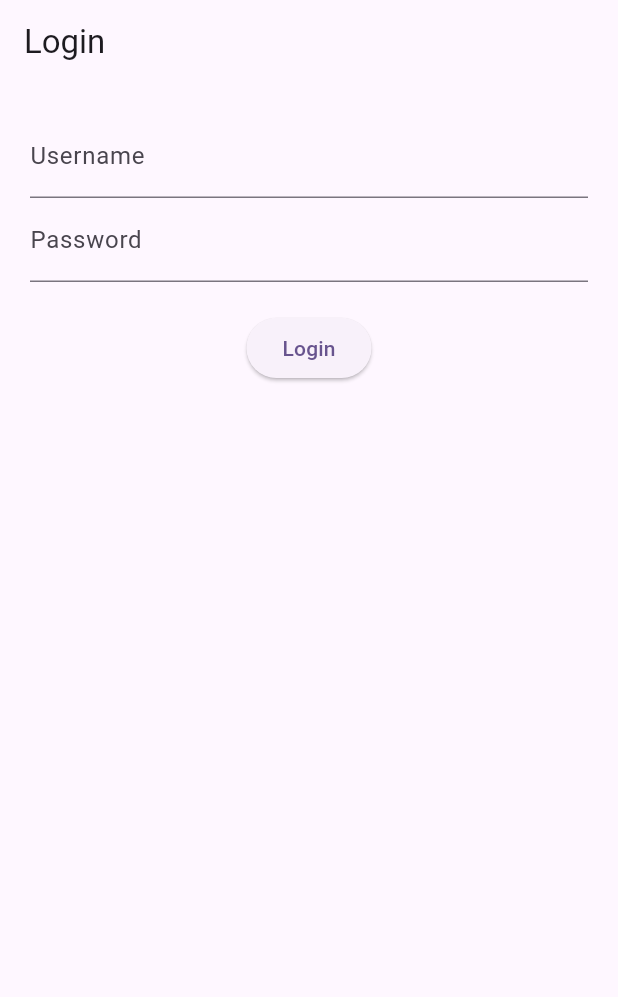
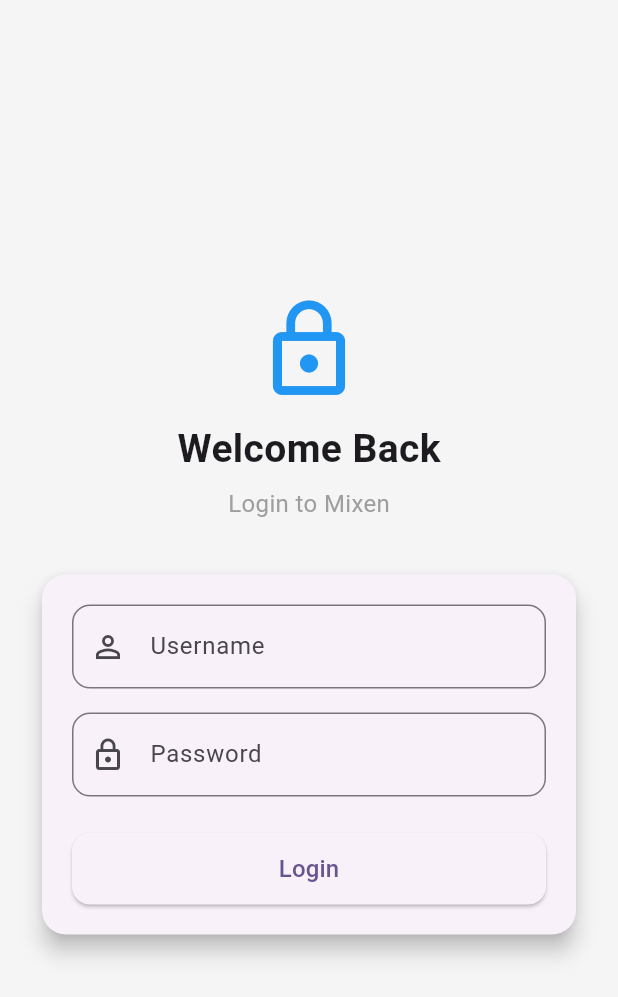
Before and after one commit to Senwin5/mixen, a Flutter app: the LoginScreen screen opened directly, on a phone screen of 412 x 824 dp. Shown: the top 997 px of the screen. Run offline on Flutter 3.47's test engine with Material 3 defaults, Android fonts, the phone set to English and light mode, and no system bars; our stand-ins replace card_swiper, device_info_plus, image_picker, permission_handler, shared_preferences; accounts and stored records are empty.

```diff
--- a/lib/registration/login_screen.dart
+++ b/lib/registration/login_screen.dart
@@ -1,8 +1,7 @@
 import 'package:flutter/material.dart';
 import 'package:mixen/pages/completeprofilepage.dart';
-import '../services/api_service.dart'; // use your actual ApiService
-import '../pages/swipe_page.dart'; // Swipe page after login
-// Complete profile page
+import '../services/api_service.dart';
+import '../pages/swipe_page.dart';
 
 class LoginScreen extends StatefulWidget {
   const LoginScreen({super.key});
@@ -14,6 +13,7 @@ class LoginScreen extends StatefulWidget {
 class _LoginScreenState extends State<LoginScreen> {
   final usernameController = TextEditingController();
   final passwordController = TextEditingController();
+
   String message = "";
   bool isLoading = false;
 
@@ -29,35 +29,32 @@ class _LoginScreenState extends State<LoginScreen> {
         passwordController.text,
       );
 
-      // ✅ LOGIN SUCCESS
       if (result['success'] == true) {
         setState(() {
           message = "Login successful ✅";
         });
 
-        // Determine if profile is complete
-        // profile_complete is a new boolean returned from your backend
-        final profileComplete = result['data']['profile_complete'] ?? false;
+        final profileComplete =
+            result['data']['profile_complete'] ?? false;
 
         if (!mounted) return;
 
-        // If profile incomplete → go to CompleteProfilePage
         if (!profileComplete) {
           Navigator.pushReplacement(
             context,
-            MaterialPageRoute(builder: (_) => const CompleteProfilePage()),
+            MaterialPageRoute(
+              builder: (_) => const CompleteProfilePage(),
+            ),
+          );
+        } else {
+          Navigator.pushReplacement(
+            context,
+            MaterialPageRoute(
+              builder: (_) => const SwipePage(),
+            ),
           );
         }
-        // If profile complete → go to SwipePage
-        else {
-          Navigator.pushReplacement(
-            context,
-            MaterialPageRoute(builder: (_) => const SwipePage()),
-          );
-        }
-      }
-      // ❌ LOGIN FAILED
-      else {
+      } else {
         setState(() {
           message = "Login failed ❌: ${result['error']}";
         });
@@ -76,30 +73,129 @@ class _LoginScreenState extends State<LoginScreen> {
   @override
   Widget build(BuildContext context) {
     return Scaffold(
-      appBar: AppBar(title: const Text("Login")),
-      body: Padding(
+      backgroundColor: Colors.grey.shade100,
+      body: Center(
+        child: SingleChildScrollView(
+          padding: const EdgeInsets.symmetric(horizontal: 24),
+          child: Column(
+            crossAxisAlignment: CrossAxisAlignment.stretch,
+            children: [
+              // Header
+              Column(
+                children: const [
+                  Icon(
+                    Icons.lock_outline,
+                    size: 72,
+                    color: Colors.blue,
+                  ),
+                  SizedBox(height: 12),
+                  Text(
+                    "Welcome Back",
+                    style: TextStyle(
+                      fontSize: 26,
+                      fontWeight: FontWeight.bold,
+                    ),
+                  ),
+                  SizedBox(height: 6),
+                  Text(
+                    "Login to Mixen",
+                    style: TextStyle(
+                      fontSize: 16,
+                      color: Colors.grey,
+                    ),
+                  ),
+                ],
+              ),
+
+              const SizedBox(height: 32),
+
+              // Login card
+              Card(
+                elevation: 6,
+                shape: RoundedRectangleBorder(
+                  borderRadius: BorderRadius.circular(16),
+                ),
+                child: Padding(
                   padding: const EdgeInsets.all(20),
                   child: Column(
                     children: [
                       TextField(
                         controller: usernameController,
-              decoration: const InputDecoration(labelText: "Username"),
+                        decoration: InputDecoration(
+                          labelText: "Username",
+                          prefixIcon:
+                              const Icon(Icons.person_outline),
+                          border: OutlineInputBorder(
+                            borderRadius:
+                                BorderRadius.circular(12),
                           ),
+                        ),
+                      ),
+
+                      const SizedBox(height: 16),
+
                       TextField(
                         controller: passwordController,
-              decoration: const InputDecoration(labelText: "Password"),
                         obscureText: true,
+                        decoration: InputDecoration(
+                          labelText: "Password",
+                          prefixIcon:
+                              const Icon(Icons.lock_outline),
+                          border: OutlineInputBorder(
+                            borderRadius:
+                                BorderRadius.circular(12),
                           ),
-            const SizedBox(height: 20),
-            isLoading
-                ? const CircularProgressIndicator()
+                        ),
+                      ),
+
+                      const SizedBox(height: 24),
+
+                      SizedBox(
+                        width: double.infinity,
+                        height: 48,
+                        child: isLoading
+                            ? const Center(
+                                child:
+                                    CircularProgressIndicator(),
+                              )
                             : ElevatedButton(
                                 onPressed: login,
-                    child: const Text("Login"),
+                                style:
+                                    ElevatedButton.styleFrom(
+                                  shape:
+                                      RoundedRectangleBorder(
+                                    borderRadius:
+                                        BorderRadius.circular(
+                                            12),
                                   ),
-            const SizedBox(height: 20),
-            Text(message),
+                                ),
+                                child: const Text(
+                                  "Login",
+                                  style:
+                                      TextStyle(fontSize: 16),
+                                ),
+                              ),
+                      ),
+
+                      if (message.isNotEmpty) ...[
+                        const SizedBox(height: 16),
+                        Text(
+                          message,
+                          textAlign: TextAlign.center,
+                          style: TextStyle(
+                            color: message
+                                    .contains("successful")
+                                ? Colors.green
+                                : Colors.red,
+                          ),
+                        ),
                       ],
+                    ],
+                  ),
+                ),
+              ),
+            ],
+          ),
         ),
       ),
     );
```
Lines whose indentation alone changed are shown as unchanged.
